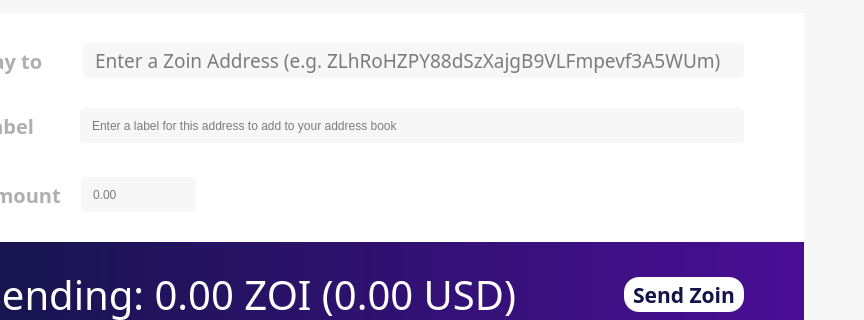
This is src/qt/forms/sendcoinsdialog.ui in noirofficial/noir as Qt 5 draws it before an edit; both pictures show x 140 to 1004 and y 139 to 459 of the 1004 by 700 pixel window. The edited form follows.
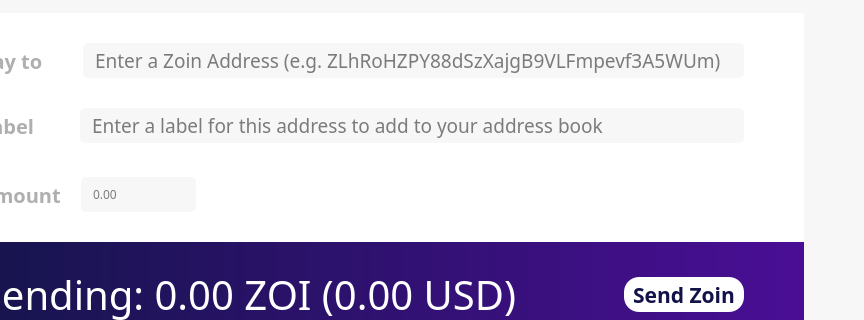
This is the edited form. Icons and pictures are not drawn. Custom widgets are drawn as their Qt base class.

```diff
--- a/src/qt/forms/sendcoinsdialog.ui
+++ b/src/qt/forms/sendcoinsdialog.ui
@@ -444,6 +444,12 @@
                 <verstretch>0</verstretch>
                </sizepolicy>
               </property>
+              <property name="font">
+               <font>
+                <family>ZoinLight</family>
+                <pointsize>14</pointsize>
+               </font>
+              </property>
               <property name="styleSheet">
                <string notr="true">background-color:rgba(247, 247, 247, 250);
 height: 35px;
@@ -497,6 +503,11 @@
                 <verstretch>0</verstretch>
                </sizepolicy>
               </property>
+              <property name="font">
+               <font>
+                <family>ZoinLight</family>
+               </font>
+              </property>
               <property name="styleSheet">
                <string notr="true">background-color:rgba(247, 247, 247, 250);
 height: 35px;
```
Left out of the diff: 10 changed lines with no effect on the pictures.
